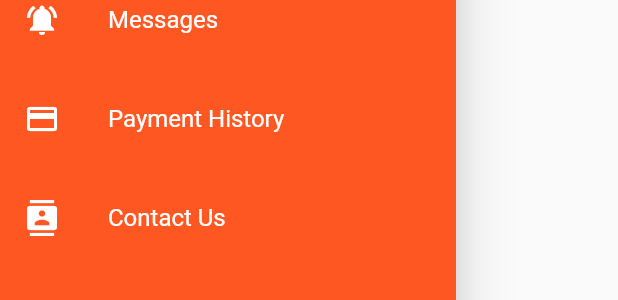
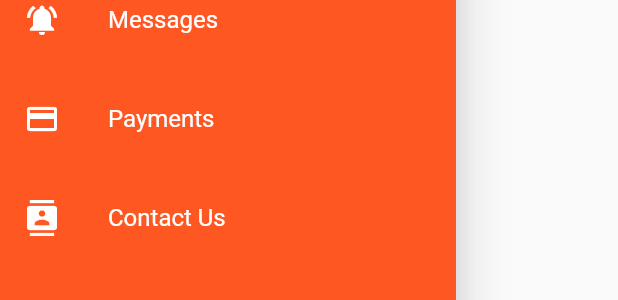
Before and after one commit to ekyut123/THESIS, a Flutter app: the AdminDrawer widget shown alone on an empty page, opened directly, on a phone screen of 412 x 824 dp. Shown: the part 235-535 px from the top of the screen. Run offline on Flutter 3.47's test engine with Material 2 defaults, Android fonts, the phone set to English and light mode, and no system bars; our stand-ins replace cloud_firestore, file_picker, firebase_auth, firebase_core, firebase_storage, flutter_rating_bar and 4 more; missing offline and left inert: date_time_picker_widget; accounts and stored records are empty.

Commit message:
Update drawer.dart

```diff
--- a/lib/admin/widget/drawer.dart
+++ b/lib/admin/widget/drawer.dart
@@ -8,6 +8,7 @@ import 'package:intl/intl.dart';
 
 import '../messages.dart';
 import '../payment_history.dart';
+import '../payment_page.dart';
 
 final FirebaseAuth _auth = FirebaseAuth.instance;
 String email = "";
@@ -82,13 +83,13 @@ class AdminDrawer extends StatelessWidget {
                 })),
             const SizedBox(height: 10.0),
             buildMenuItem(
-                text: 'Payment History',
+                text: 'Payments',
                 icon: Icons.payment,
                 onClicked: (() {
                   Navigator.push(
                       context,
                       MaterialPageRoute(
-                        builder: (BuildContext context) => const PaymentHistoryPage(
+                        builder: (BuildContext context) => const PaymentPage(
                         ),
                       ));
                 })),
```
